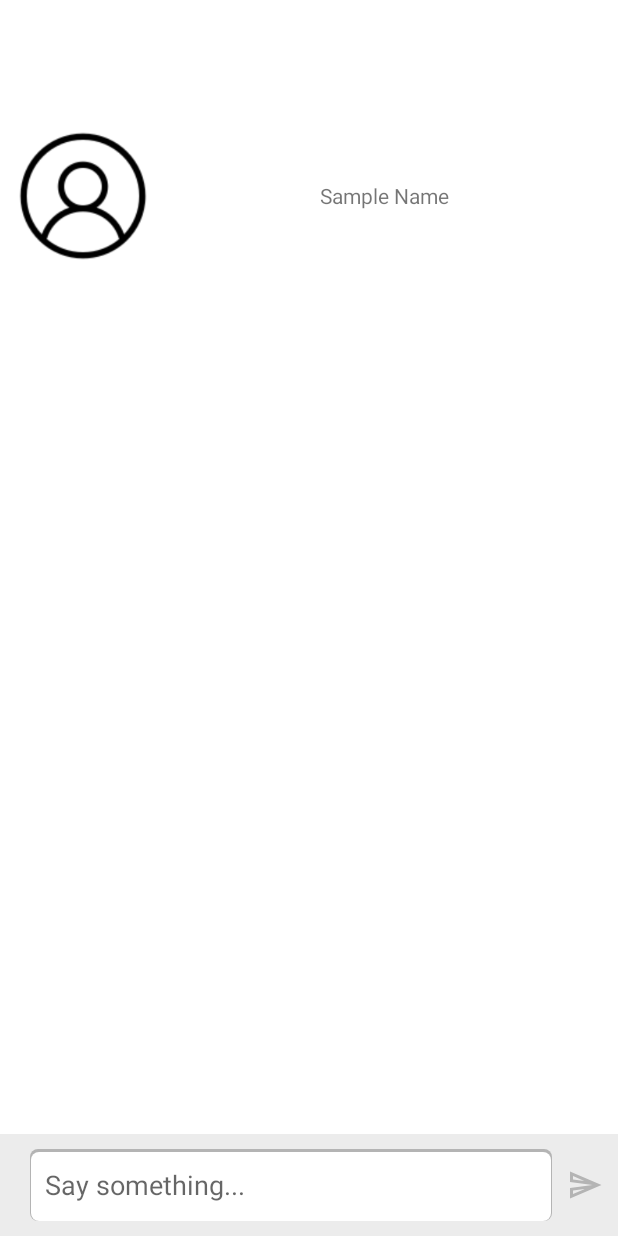
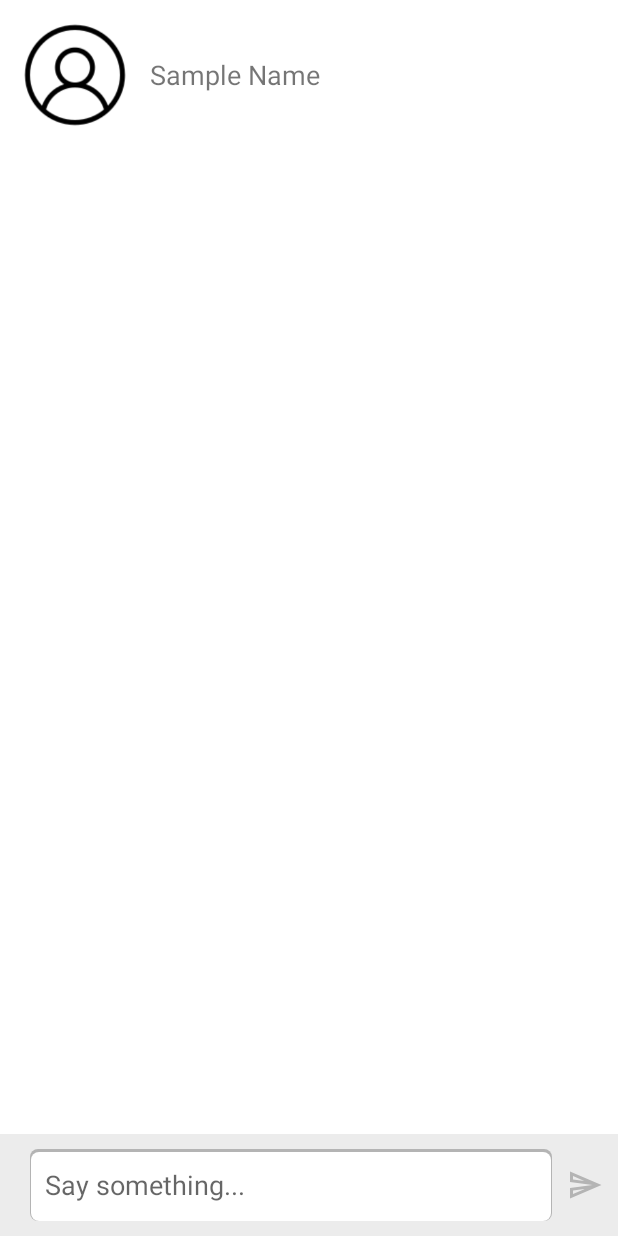
Before and after one commit to jamesdev23/customer_chat_app, an Android app: the ChatActivity screen opened directly, with no data from a screen before it, on a phone screen of 412 x 824 dp. Run offline under Robolectric (Android 15) with nearby library versions, the phone set to English and light mode, and no system bars; our stand-ins replace Firebase (no records; nobody signed in at launch, a user with empty details on screens opened directly), Picasso; pictures from the network do not load.

Commit message:
some ui changes note: i commit, yet, no latest changes saved. why commit then?

```diff
--- a/app/src/main/java/com/example/customerchatapp/ChatActivity.kt
+++ b/app/src/main/java/com/example/customerchatapp/ChatActivity.kt
@@ -50,9 +50,8 @@ class ChatActivity : AppCompatActivity() {
         setContentView(binding.root)
 
         // gets intent from main activity
-        val message = intent
         try{
-            recipientID = message.getIntExtra("data", 1)
+            recipientID = intent!!.getIntExtra("data", 1)
             getData(recipientID)
         }catch(e:Exception){
             Log.e("error", e.toString())
@@ -130,7 +129,11 @@ class ChatActivity : AppCompatActivity() {
                 response: Response<CustomerInfoResponse>
             ) {
                 var response: CustomerInfoResponse = response!!.body()!!
+                var recipientData = response.customer_data
+                var fullname = "${recipientData.first_name} ${recipientData.last_name}"
 
+//                supportActionBar?.show()
+//                supportActionBar?.title = fullname
                 getCustomerInfos(response)
 
                 Log.d("API INFO GETDATA", response.customer_data.first_name)
@@ -194,22 +197,6 @@ class ChatActivity : AppCompatActivity() {
         adapter.startListening()
     }
 
-    override fun onCreateOptionsMenu(menu: Menu): Boolean {
-        val inflater = menuInflater
-        inflater.inflate(R.menu.main_menu, menu)
-        return true
-    }
-
-    override fun onOptionsItemSelected(item: MenuItem): Boolean {
-        return when (item.itemId) {
-            R.id.sign_out_menu -> {
-                signOut()
-                true
-            }
-            else -> super.onOptionsItemSelected(item)
-        }
-    }
-
     private fun onImageSelected(uri: Uri) {
         Log.d(TAG, "Uri: $uri")
         val user = auth.currentUser
@@ -264,11 +251,7 @@ class ChatActivity : AppCompatActivity() {
             }
     }
 
-    private fun signOut() {
-        AuthUI.getInstance().signOut(applicationContext)
-        startActivity(Intent(this, SignInActivity::class.java))
-        finish()
-    }
+
 
     companion object {
         private const val TAG = "ChatActivity"
--- a/app/src/main/res/layout/activity_chat.xml
+++ b/app/src/main/res/layout/activity_chat.xml
@@ -9,14 +9,14 @@
     <LinearLayout
         android:layout_width="match_parent"
         android:layout_height="wrap_content"
+        android:id="@+id/recipient_info"
         android:orientation="horizontal"
-        android:layout_above="@id/messageRecyclerView"
         android:gravity="center"
-        android:padding="5dp">
+        android:padding="10dp">
 
         <ImageView
-            android:layout_width="100dp"
-            android:layout_height="100dp"
+            android:layout_width="80dp"
+            android:layout_height="80dp"
             android:id="@+id/customer_avatar"
             android:src="@drawable/profile"
             android:contentDescription="Customer Avatar"
@@ -27,11 +27,31 @@
             android:layout_height="wrap_content"
             android:id="@+id/customer_name"
             android:text="Sample Name"
-            android:gravity="center"/>
+            android:textSize="18dp"
+            android:gravity="left"
+            android:layout_marginLeft="10dp"/>
 
     </LinearLayout>
 
 
+
+
+    <ProgressBar
+        android:id="@+id/progressBar"
+        style="?android:attr/progressBarStyleLarge"
+        android:layout_width="wrap_content"
+        android:layout_height="wrap_content"
+        android:layout_centerHorizontal="true"
+        android:layout_centerVertical="true" />
+
+    <androidx.recyclerview.widget.RecyclerView
+        android:id="@+id/messageRecyclerView"
+        android:layout_width="match_parent"
+        android:layout_height="match_parent"
+        android:layout_above="@id/linearLayout"
+        android:layout_below="@+id/recipient_info"
+        android:background="@android:color/white"
+        android:paddingHorizontal="16dp" />
 
     <LinearLayout
         android:id="@+id/linearLayout"
@@ -64,21 +84,7 @@
 
     </LinearLayout>
 
-    <ProgressBar
-        android:id="@+id/progressBar"
-        style="?android:attr/progressBarStyleLarge"
-        android:layout_width="wrap_content"
-        android:layout_height="wrap_content"
-        android:layout_centerHorizontal="true"
-        android:layout_centerVertical="true" />
 
-    <androidx.recyclerview.widget.RecyclerView
-        android:id="@+id/messageRecyclerView"
-        android:layout_width="match_parent"
-        android:layout_height="570dp"
-        android:layout_above="@+id/linearLayout"
-        android:background="@android:color/white"
-        android:paddingHorizontal="16dp" />
 
 
 </RelativeLayout>
--- a/app/src/main/res/layout/activity_main.xml
+++ b/app/src/main/res/layout/activity_main.xml
@@ -7,7 +7,8 @@
     android:layout_height="match_parent"
     tools:context=".MainActivity"
     android:orientation="vertical"
-    android:weightSum="5">
+    android:weightSum="5"
+    android:padding="5dp">
 
     <androidx.recyclerview.widget.RecyclerView
         android:id="@+id/recycler_customer_list"
--- a/app/src/main/res/layout/item_customer_list.xml
+++ b/app/src/main/res/layout/item_customer_list.xml
@@ -8,14 +8,14 @@
         android:layout_width="match_parent"
         android:layout_height="match_parent"
         android:orientation="horizontal"
-        android:weightSum="7"
+        android:weightSum="10"
         android:padding="5dp">
 
         <ImageView
             android:layout_width="0dp"
             android:layout_height="100dp"
             android:id="@+id/customerlist_avatar"
-            android:layout_weight="2"
+            android:layout_weight="3"
             android:contentDescription="customer picture" />
 
         <TextView
@@ -25,7 +25,7 @@
             android:textSize="16sp"
             android:layout_width="0dp"
             android:layout_height="match_parent"
-            android:layout_weight="3"/>
+            android:layout_weight="5"/>
 
         <Button
             android:id="@+id/btn_chat"
```
Also changed, not shown: app/src/main/java/com/example/customerchatapp/MainActivity.kt (+29 -0 lines).
